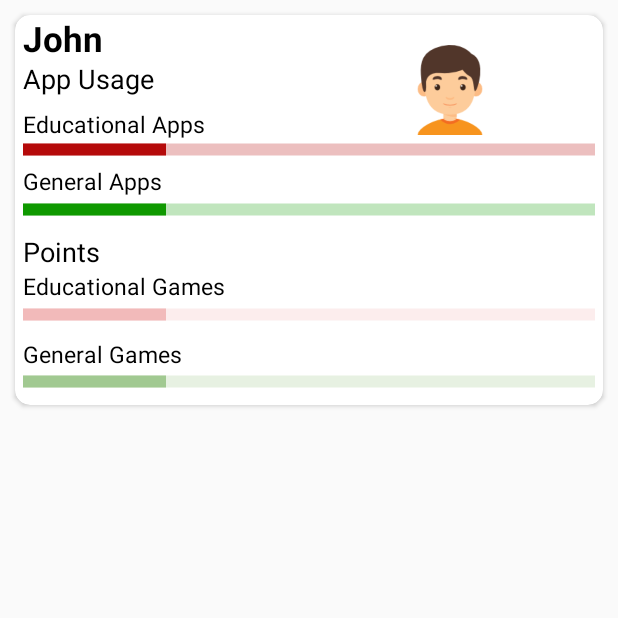
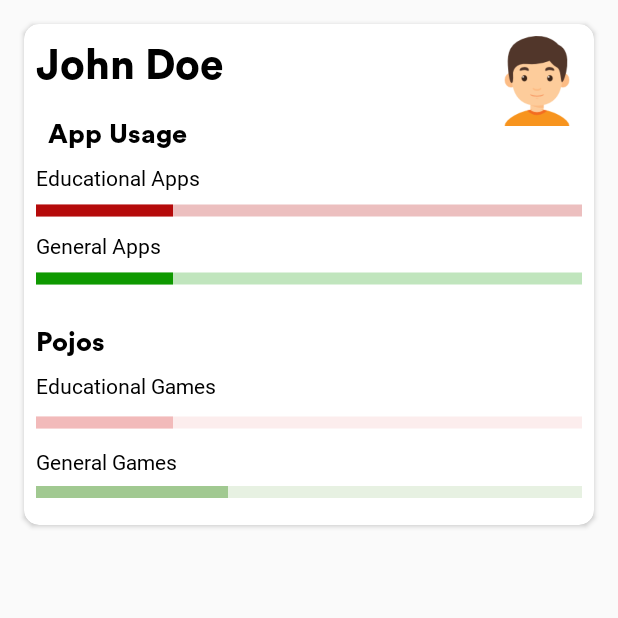
Before and after one commit to betterclever/flawnkid, an Android app: the screen it shows after launch (HomeActivity), on a phone screen of 412 x 824 dp, the top half of it. Run offline under Robolectric (Android 15) with nearby library versions, the phone set to English and light mode, and no system bars.

Commit message:
details layout fixed

```diff
--- a/App/app/src/main/java/org/freactive/flawnkid/activities/AppsListActivity.kt
+++ /dev/null
@@ -1,83 +0,0 @@
-/*
-package org.freactive.flawnkid.activities
-
-import android.os.Bundle
-import android.content.Intent
-import android.view.ViewGroup
-import android.app.Activity
-import android.view.View
-import kotlinx.android.synthetic.main.activity_apps_list.*
-import android.content.pm.PackageManager
-import android.widget.*
-import org.freactive.flawnkid.AppDetail
-import org.freactive.flawnkid.R
-
-
-class AppsListActivity : Activity() {
-
-    private lateinit var manager: PackageManager
-    private lateinit var apps: ArrayList<AppDetail>
-
-
-    override fun onCreate(savedInstanceState: Bundle?) {
-        super.onCreate(savedInstanceState)
-        setContentView(R.layout.activity_apps_list)
-
-        loadApps()
-        loadListView()
-        addClickListener()
-    }
-
-    private fun loadApps() {
-        manager = packageManager
-        apps = ArrayList()
-
-        val i = Intent(Intent.ACTION_MAIN, null)
-        i.addCategory(Intent.CATEGORY_LAUNCHER)
-
-        val availableActivities = manager.queryIntentActivities(i, 0)
-        for (ri in availableActivities) {
-            val app = AppDetail()
-            app.label = ri.loadLabel(manager)
-            app.name = ri.activityInfo.packageName
-            app.icon = ri.activityInfo.loadIcon(manager)
-            apps.add(app)
-        }
-    }
-
-    private fun loadListView() {
-
-        val adapter = object : ArrayAdapter<AppDetail>(this,
-                R.layout.list_item,
-                apps) {
-
-            override fun getView(position: Int, convertView: View?, parent: ViewGroup): View? {
-                var convertView = convertView
-                if (convertView == null) {
-                    convertView = layoutInflater.inflate(R.layout.list_item, null)
-                }
-
-                val appIcon = convertView!!.findViewById(R.id.item_app_icon) as ImageView
-                appIcon.setImageDrawable(apps[position].icon)
-
-                //val appLabel = convertView!!.findViewById(R.id.item_app_label) as TextView
-                //appLabel.setText(apps.get(position).label)
-
-                val appName = convertView.findViewById(R.id.item_app_name) as TextView
-                appName.text = apps[position].name
-
-                return convertView
-            }
-        }
-
-        apps_list.adapter = adapter
-    }
-
-    private fun addClickListener() {
-        apps_list.onItemClickListener = AdapterView.OnItemClickListener { _, _, pos, _ ->
-            val i = manager.getLaunchIntentForPackage(apps[pos].name.toString())
-            this@AppsListActivity.startActivity(i)
-        }
-    }
-}
-*/
--- a/App/app/src/main/res/layout/activity_apps_list.xml
+++ /dev/null
@@ -1,12 +0,0 @@
-<?xml version="1.0" encoding="utf-8"?>
-<LinearLayout xmlns:android="http://schemas.android.com/apk/res/android"
-    android:layout_width="match_parent"
-    android:layout_height="match_parent"
-    android:orientation="vertical" >
-
-    <android.support.v7.widget.RecyclerView
-        android:id="@+id/appsList"
-        android:layout_width="match_parent"
-        android:layout_height="match_parent"/>
-
-</LinearLayout>
--- a/App/app/src/main/res/layout/view_feed.xml
+++ b/App/app/src/main/res/layout/view_feed.xml
@@ -1,145 +1,187 @@
 <?xml version="1.0" encoding="utf-8"?>
 <android.support.constraint.ConstraintLayout xmlns:android="http://schemas.android.com/apk/res/android"
     xmlns:app="http://schemas.android.com/apk/res-auto"
+    xmlns:tools="http://schemas.android.com/tools"
     android:layout_width="match_parent"
     android:layout_height="match_parent">
 
     <ScrollView
         android:layout_width="match_parent"
         android:layout_height="match_parent">
+
         <android.support.v7.widget.CardView
             android:layout_width="match_parent"
             android:layout_height="wrap_content"
-            android:layout_margin="10dp"
+            android:layout_margin="16dp"
             android:background="#ffffff"
             app:cardCornerRadius="10dp">
 
 
+            <android.support.constraint.ConstraintLayout
+                android:layout_width="match_parent"
+                android:layout_height="match_parent">
+
                 <TextView
+                    android:id="@+id/userNameTV"
                     android:layout_width="wrap_content"
                     android:layout_height="wrap_content"
-                android:text="John"
-                android:layout_marginLeft="5dp"
-                android:layout_marginRight="10dp"
+                    android:layout_marginStart="8dp"
+                    android:layout_marginTop="8dp"
+                    android:fontFamily="@font/circular_std_book_font"
+                    android:text="John Doe"
                     android:textColor="@android:color/black"
-                android:textSize="23sp"
-                android:textStyle="bold" />
+                    android:textSize="28sp"
+                    android:textStyle="bold"
+                    app:layout_constraintStart_toStartOf="parent"
+                    app:layout_constraintTop_toTopOf="parent" />
 
                 <TextView
+                    android:id="@+id/appUsageTitleTV"
                     android:layout_width="wrap_content"
                     android:layout_height="wrap_content"
-                android:layout_marginTop="30dp"
+                    android:layout_margin="16sp"
+                    android:layout_marginStart="8dp"
+                    android:fontFamily="@font/circular_std_book_font"
                     android:text="App Usage"
-                android:layout_marginLeft="5dp"
-                android:layout_marginRight="10dp"
                     android:textColor="@android:color/black"
-                android:textSize="18sp" />
+                    android:textSize="18sp"
+                    app:layout_constraintStart_toStartOf="parent"
+                    app:layout_constraintTop_toBottomOf="@+id/userNameTV" />
 
                 <TextView
+                    android:id="@+id/educationalTitleTV"
                     android:layout_width="wrap_content"
                     android:layout_height="wrap_content"
-                android:layout_marginTop="62dp"
+                    android:layout_marginStart="8dp"
+                    android:layout_marginTop="8dp"
+                    android:fontFamily="@font/roboto"
                     android:text="Educational Apps"
-                android:layout_marginLeft="5dp"
                     android:textColor="@android:color/black"
-                android:textSize="15sp" />
+                    android:textSize="14sp"
+                    app:layout_constraintStart_toStartOf="parent"
+                    app:layout_constraintTop_toBottomOf="@+id/appUsageTitleTV" />
 
                 <ProgressBar
+                    android:id="@+id/educationalPB"
                     style="?android:attr/progressBarStyleHorizontal"
                     android:layout_width="match_parent"
                     android:layout_height="10dp"
-                android:layout_marginTop="85dp"
+                    android:layout_marginStart="8dp"
+                    android:layout_marginEnd="8dp"
+                    android:layout_marginTop="8dp"
                     android:progress="25"
-                android:layout_marginRight="5dp"
-                android:layout_marginLeft="5dp"
                     android:progressBackgroundTint="#b50a0a"
                     android:progressTint="#b50a0a"
-                android:scaleY="2" />
+                    android:scaleY="2"
+                    app:layout_constraintStart_toStartOf="parent"
+                    app:layout_constraintTop_toBottomOf="@id/educationalTitleTV" />
 
                 <TextView
+                    android:id="@+id/generalTitleTV"
                     android:layout_width="wrap_content"
                     android:layout_height="wrap_content"
-                android:layout_marginTop="100dp"
+                    android:layout_margin="8dp"
+                    android:fontFamily="@font/roboto"
                     android:text="General Apps"
-                android:layout_marginLeft="5dp"
-                android:layout_marginRight="10dp"
                     android:textColor="@android:color/black"
-                android:textSize="15sp" />
+                    android:textSize="14sp"
+                    app:layout_constraintStart_toStartOf="parent"
+                    app:layout_constraintTop_toBottomOf="@id/educationalPB" />
 
                 <ProgressBar
+                    android:id="@+id/generalPB"
                     style="?android:attr/progressBarStyleHorizontal"
                     android:layout_width="match_parent"
-                android:layout_height="30dp"
-                android:layout_marginTop="115dp"
+                    android:layout_height="10dp"
+                    android:layout_marginEnd="8dp"
+                    android:layout_marginStart="8dp"
+                    android:layout_marginTop="8dp"
                     android:progress="25"
-                android:layout_marginRight="5dp"
-                android:layout_marginLeft="5dp"
                     android:progressBackgroundTint="#0f9900"
                     android:progressTint="#0f9900"
-                android:scaleY="2" />
+                    android:scaleY="2"
+                    app:layout_constraintEnd_toEndOf="parent"
+                    app:layout_constraintStart_toStartOf="parent"
+                    app:layout_constraintTop_toBottomOf="@+id/generalTitleTV" />
 
                 <TextView
+                    android:id="@+id/pointsTitleTV"
+                    android:layout_width="wrap_content"
+                    android:layout_height="wrap_content"
+                    android:layout_marginStart="8dp"
+                    android:layout_marginTop="24dp"
+                    android:fontFamily="@font/circular_std_book_font"
+                    android:text="Pojos"
+                    android:textColor="@android:color/black"
+                    android:textSize="18sp"
+                    app:layout_constraintStart_toStartOf="parent"
+                    app:layout_constraintTop_toBottomOf="@+id/generalPB" />
+
+                <TextView
+                    android:id="@+id/educationalTV"
                     android:layout_width="match_parent"
                     android:layout_height="wrap_content"
-                android:layout_marginTop="145dp"
-                android:layout_marginLeft="5dp"
-                android:text="Points"
+                    android:layout_marginStart="8dp"
+                    android:layout_marginTop="8dp"
+                    android:fontFamily="@font/roboto"
+                    android:text="Educational Games"
                     android:textColor="@android:color/black"
-                android:textSize="18sp" />
-
-            <TextView
-                android:layout_width="match_parent"
-                android:layout_height="wrap_content"
-                android:layout_marginTop="170dp"
-                android:text="Educational Games"
-                android:layout_marginLeft="5dp"
-                android:textColor="@android:color/black"
-                android:textSize="15sp" />
-
+                    android:textSize="14sp"
+                    app:layout_constraintStart_toStartOf="parent"
+                    app:layout_constraintTop_toBottomOf="@+id/pointsTitleTV" />
 
 
                 <TextView
+                    android:id="@+id/generalTV"
                     android:layout_width="match_parent"
-                android:layout_height="wrap_content"
-                android:layout_marginTop="215dp"
+                    android:layout_height="15dp"
+                    android:layout_marginStart="8dp"
+                    android:layout_marginTop="8dp"
+                    android:fontFamily="@font/roboto"
                     android:text="General Games"
-                android:layout_marginLeft="5dp"
                     android:textColor="@android:color/black"
-                android:textSize="15sp" />
+                    android:textSize="14sp"
+                    app:layout_constraintStart_toStartOf="parent"
+                    app:layout_constraintTop_toBottomOf="@+id/educationalPB2" />
 
                 <ProgressBar
+                    android:id="@+id/generalPB2"
                     style="?android:attr/progressBarStyleHorizontal"
                     android:layout_width="match_parent"
-                android:layout_height="30dp"
-                android:layout_marginTop="185dp"
-                android:progress="25"
-                android:layout_marginRight="5dp"
-                android:layout_marginLeft="5dp"
-                android:progressBackgroundTint="#f2baba"
-                android:progressTint="#f2baba"
-                android:scaleY="2" />
-
-            <ProgressBar
-                style="?android:attr/progressBarStyleHorizontal"
-                android:layout_width="match_parent"
-                android:layout_height="30dp"
-                android:layout_marginTop="230dp"
-                android:progress="25"
-                android:layout_marginRight="5dp"
-                android:layout_marginLeft="5dp"
+                    android:layout_height="44dp"
+                    android:layout_margin="8dp"
+                    android:progress="35"
                     android:progressBackgroundTint="#a1c991"
                     android:progressTint="#a1c991"
-                android:scaleY="2" />
+                    android:scaleY="2"
+                    app:layout_constraintStart_toStartOf="parent"
+                    app:layout_constraintTop_toTopOf="@+id/generalTV" />
 
                 <ImageView
                     android:id="@+id/imageView"
                     android:layout_width="60dp"
                     android:layout_height="60dp"
-                android:layout_marginTop="20dp"
-                android:layout_marginLeft="260dp"
+                    android:layout_marginEnd="8dp"
+                    android:layout_marginTop="8dp"
+                    android:scaleType="centerCrop"
                     android:src="@drawable/registered"
-                android:scaleType="centerCrop"/>
+                    app:layout_constraintEnd_toEndOf="parent"
+                    app:layout_constraintTop_toTopOf="parent" />
 
+                <ProgressBar
+                    android:id="@+id/educationalPB2"
+                    style="?android:attr/progressBarStyleHorizontal"
+                    android:layout_width="match_parent"
+                    android:layout_height="15dp"
+                    android:layout_margin="8dp"
+                    android:progress="25"
+                    android:progressBackgroundTint="#f2baba"
+                    android:progressTint="#f2baba"
+                    android:scaleY="2"
+                    app:layout_constraintStart_toStartOf="parent"
+                    app:layout_constraintTop_toBottomOf="@id/educationalTV" />
+
+            </android.support.constraint.ConstraintLayout>
 
         </android.support.v7.widget.CardView>
 
```
Also changed, not shown: App/app/src/main/res/font/archivo_black.ttf (added), App/app/src/main/res/font/circular_std_book_font.otf (added), App/app/src/main/res/font/roboto.ttf (added), 8 other files. Lines whose indentation alone changed are shown as unchanged.
